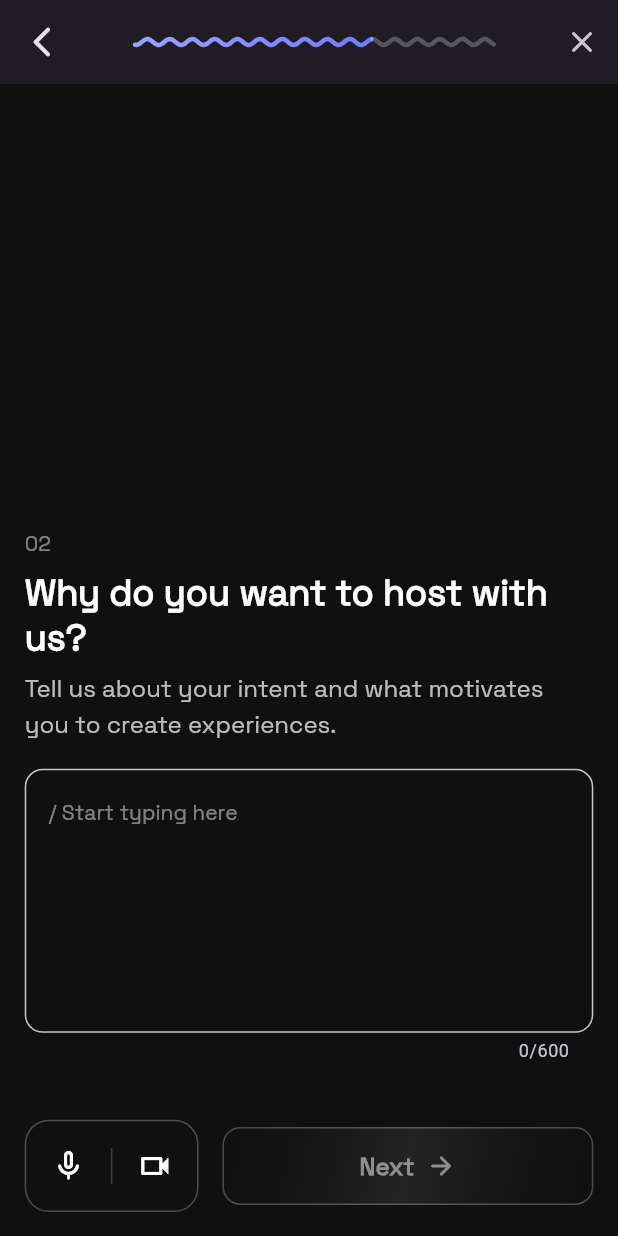
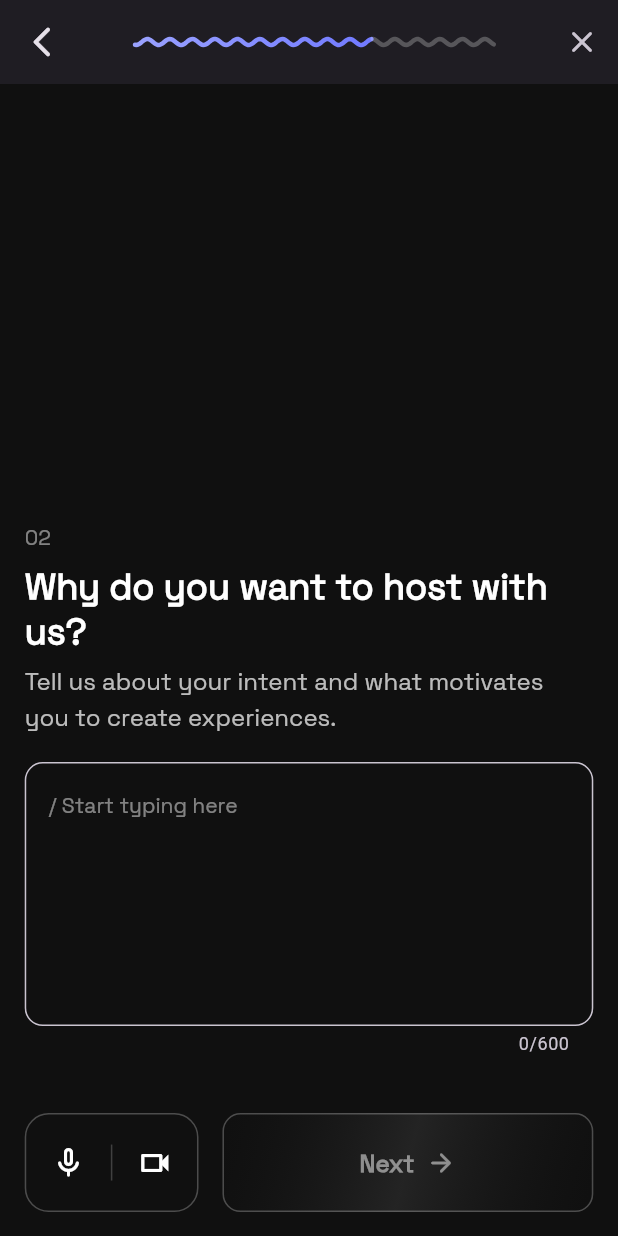
Before and after one commit to itsRamit/HostMate, a Flutter app: the OnboardingQuestionScreen screen opened by its route, on a phone screen of 412 x 824 dp. Run offline on Flutter 3.47's test engine with Material 3 defaults, Android fonts, the phone set to English and light mode, and no system bars; our stand-ins replace cached_network_image, camera, dio, flutter_riverpod, permission_handler, video_player; missing offline and left inert: audio_waveforms, flutter_sound, video_thumbnail; network calls fail.

Commit message:
feat: added animation in action and next buttons

```diff
--- a/lib/screens/onboarding_question.dart
+++ b/lib/screens/onboarding_question.dart
@@ -6,14 +6,13 @@ import 'package:flutter_riverpod/flutter_riverpod.dart';
 import 'package:path_provider/path_provider.dart';
 import 'package:permission_handler/permission_handler.dart';
 import 'package:video_player/video_player.dart';
+import 'package:audio_waveforms/audio_waveforms.dart';
 import '../provider/onboarding_provider.dart';
 import '../theme.dart';
 import '../widgets/recording_bar.dart';
 import '../widgets/video_playback_card.dart';
 import '../widgets/video_recording_preview.dart';
-import '../widgets/action_icon_button.dart';
 import '../widgets/stepper_bar.dart';
-import 'package:audio_waveforms/audio_waveforms.dart';
 import 'experience_screen.dart';
 
 class OnboardingQuestionScreen extends ConsumerStatefulWidget {
@@ -31,6 +30,7 @@ class _OnboardingQuestionScreenState
   late final PlayerController _player;
   bool _isRecordingAudio = false;
   bool _isAudioPlaying = false;
+  bool _showOnlyNext = false;
   String? _audioPath;
   int _elapsedMs = 0;
   Timer? _ticker;
@@ -93,7 +93,10 @@ class _OnboardingQuestionScreenState
       );
     }
     if (!mounted) return;
-    setState(() => _isRecordingAudio = false);
+    setState(() {
+      _isRecordingAudio = false;
+      _showOnlyNext = true; // trigger animation on stop
+    });
     ref.read(onboardingProvider.notifier).setAudioPath(_audioPath);
   }
 
@@ -123,6 +126,7 @@ class _OnboardingQuestionScreenState
       _isRecordingAudio = false;
       _isAudioPlaying = false;
       _elapsedMs = 0;
+      _showOnlyNext = false; // revert animation
     });
     ref.read(onboardingProvider.notifier).setAudioPath(null);
   }
@@ -157,9 +161,8 @@ class _OnboardingQuestionScreenState
     final ctrl = _cameraController;
     if (ctrl == null ||
         !ctrl.value.isInitialized ||
-        !ctrl.value.isRecordingVideo) {
+        !ctrl.value.isRecordingVideo)
       return;
-    }
     final xfile = await ctrl.stopVideoRecording();
     final dir = await getTemporaryDirectory();
     final name = 'video_${DateTime.now().millisecondsSinceEpoch}.mp4';
@@ -173,6 +176,7 @@ class _OnboardingQuestionScreenState
     setState(() {
       _isRecordingVideo = false;
       _videoPath = dest;
+      _showOnlyNext = true; // trigger animation on stop
     });
     WidgetsBinding.instance.addPostFrameCallback((_) async {
       try {
@@ -202,6 +206,7 @@ class _OnboardingQuestionScreenState
       _videoPath = null;
       _videoPlayer = null;
       _isRecordingVideo = false;
+      _showOnlyNext = false; // revert animation
     });
     ref.read(onboardingProvider.notifier).setVideoPath(null);
   }
@@ -215,6 +220,9 @@ class _OnboardingQuestionScreenState
   Widget build(BuildContext context) {
     final hasTyped = _questionCtrl.text.trim().isNotEmpty;
     final nextEnabled = hasTyped;
+    final w = MediaQuery.of(context).size.width;
+    final h = MediaQuery.of(context).size.height;
+
     return Scaffold(
       backgroundColor: AppColors.base2,
       appBar: AppBar(
@@ -224,7 +232,7 @@ class _OnboardingQuestionScreenState
           icon: const Icon(Icons.arrow_back_ios_new_rounded),
           onPressed: () => Navigator.pop(context),
         ),
-        title: const StepperBar(progress: 0.66,),
+        title: const StepperBar(progress: 0.66),
         centerTitle: true,
         actions: [
           IconButton(
@@ -236,8 +244,6 @@ class _OnboardingQuestionScreenState
       body: SafeArea(
         child: LayoutBuilder(
           builder: (context, constraints) {
-            final h = constraints.maxHeight;
-            final w = MediaQuery.of(context).size.width;
             final bottomInset = MediaQuery.of(context).viewInsets.bottom;
             return SingleChildScrollView(
               reverse: true,
@@ -247,7 +253,9 @@ class _OnboardingQuestionScreenState
                 bottom: bottomInset + 16,
               ),
               child: ConstrainedBox(
-                constraints: BoxConstraints(minHeight: h),
+                constraints: BoxConstraints(
+                  minHeight: constraints.maxHeight - bottomInset,
+                ),
                 child: IntrinsicHeight(
                   child: Column(
                     mainAxisAlignment: MainAxisAlignment.end,
@@ -299,14 +307,46 @@ class _OnboardingQuestionScreenState
                           onDelete: _deleteVideo,
                         ),
                       const SizedBox(height: 20),
-                      Row(
+                      AnimatedSize(
+                        duration: const Duration(milliseconds: 600),
+                        curve: Curves.easeInOutCubic,
+                        child: AnimatedOpacity(
+                          duration: const Duration(milliseconds: 450),
+                          curve: Curves.easeInOut,
+                          opacity: 1,
+                          child: AnimatedSwitcher(
+                            duration: const Duration(milliseconds: 550),
+                            switchInCurve: Curves.easeOutCubic,
+                            switchOutCurve: Curves.easeInCubic,
+                            child: _showOnlyNext
+                                ? SizedBox(
+                                    key: const ValueKey('next'),
+                                    width: double.infinity,
+                                    height: h * 0.08,
+                                    child: GradientNextButton(
+                                      enabled: nextEnabled,
+                                      onPressed: nextEnabled
+                                          ? () {
+                                              debugPrint(
+                                                'Q: ${_questionCtrl.text}',
+                                              );
+                                              debugPrint('Audio: $_audioPath');
+                                              debugPrint('Video: $_videoPath');
+                                            }
+                                          : null,
+                                    ),
+                                  )
+                                : Row(
+                                    key: const ValueKey('actions'),
                                     children: [
                                       Expanded(
                                         child: Container(
-                              height: h*0.08,
+                                          height: h * 0.08,
                                           decoration: BoxDecoration(
                                             color: AppColors.surfaceBlack2,
-                                borderRadius: BorderRadius.circular(16),
+                                            borderRadius: BorderRadius.circular(
+                                              16,
+                                            ),
                                             border: Border.all(
                                               color: AppColors.border3,
                                               width: 1,
@@ -327,12 +367,14 @@ class _OnboardingQuestionScreenState
                                                           }
                                                         }
                                                       : null,
-                                      borderRadius: BorderRadius.circular(16),
+                                                  borderRadius:
+                                                      BorderRadius.circular(16),
                                                   child: Center(
                                                     child: Icon(
                                                       _isRecordingAudio
                                                           ? Icons.stop_rounded
-                                              : Icons.mic_none_rounded,
+                                                          : Icons
+                                                                .mic_none_rounded,
                                                       color: Colors.white,
                                                       size: 24,
                                                     ),
@@ -342,7 +384,9 @@ class _OnboardingQuestionScreenState
                                               Container(
                                                 width: 1,
                                                 height: 24,
-                                    color: Colors.white.withOpacity(0.2),
+                                                color: Colors.white.withOpacity(
+                                                  0.2,
+                                                ),
                                               ),
                                               Expanded(
                                                 child: InkWell(
@@ -357,12 +401,14 @@ class _OnboardingQuestionScreenState
                                                           }
                                                         }
                                                       : null,
-                                      borderRadius: BorderRadius.circular(16),
+                                                  borderRadius:
+                                                      BorderRadius.circular(16),
                                                   child: Center(
                                                     child: Icon(
                                                       _isRecordingVideo
                                                           ? Icons.stop_rounded
-                                              : Icons.videocam_outlined,
+                                                          : Icons
+                                                                .videocam_outlined,
                                                       color: Colors.white,
                                                       size: 24,
                                                     ),
@@ -376,18 +422,22 @@ class _OnboardingQuestionScreenState
                                       const SizedBox(width: 16),
                                       SizedBox(
                                         width: w * 0.6,
+                                        height: h * 0.08,
                                         child: GradientNextButton(
                                           enabled: nextEnabled,
                                           onPressed: nextEnabled
                                               ? () {
-                                      debugPrint('Q: ${_questionCtrl.text}');
-                                      debugPrint('Audio: $_audioPath');
-                                      debugPrint('Video: $_videoPath');
+                                                  debugPrint(
+                                                    'Q: ${_questionCtrl.text}',
+                                                  );
                                                 }
                                               : null,
                                         ),
                                       ),
                                     ],
+                                  ),
+                          ),
+                        ),
                       ),
                     ],
                   ),
```
Lines whose indentation alone changed are shown as unchanged.
